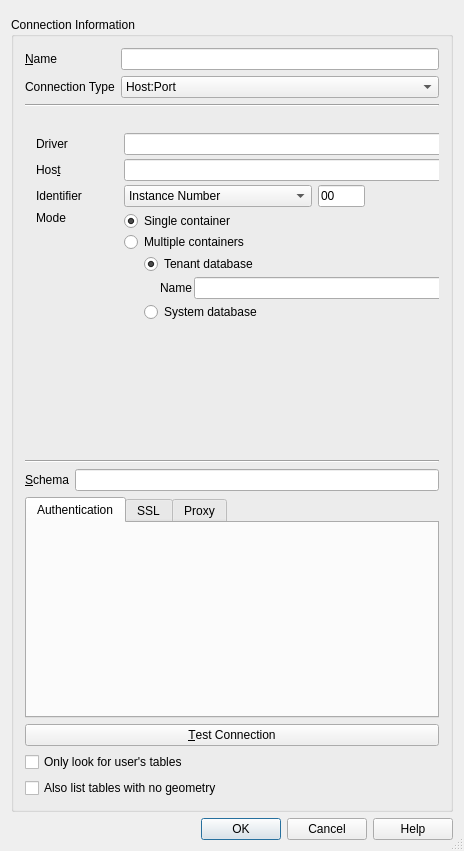
Above: src/ui/qgshananewconnectionbase.ui from qgis/QGIS before the change. Below: the same form after it.
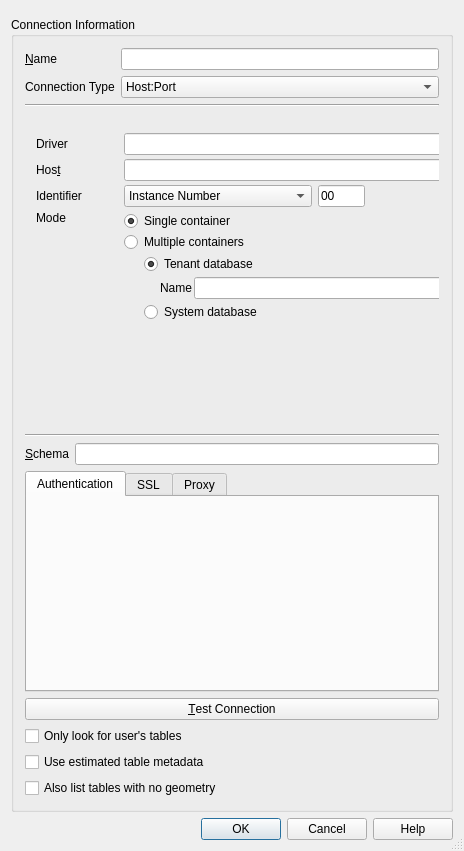
That is the form after the change. Custom widgets are drawn as their Qt base class.

Patch:
```diff
--- a/src/ui/qgshananewconnectionbase.ui
+++ b/src/ui/qgshananewconnectionbase.ui
@@ -890,6 +890,16 @@
         </property>
        </widget>
       </item>
+      <item>
+       <widget class="QCheckBox" name="chkUseEstimatedMetadata">
+        <property name="toolTip">
+         <string>&lt;html&gt;&lt;head/&gt;&lt;body&gt;&lt;p&gt;If checked, estimated table metadata will be used if available. For large tables, this avoids a slow table scans and potentially expensive computations, but may result in incorrect layer properties such as layer extent.&lt;/p&gt;&lt;/body&gt;&lt;/html&gt;</string>
+        </property>
+        <property name="text">
+         <string>Use estimated table metadata</string>
+        </property>
+       </widget>
+      </item>
       <item>
        <widget class="QCheckBox" name="chkAllowGeometrylessTables">
         <property name="text">
```
Left out of the diff: 10 changed lines with no effect on the pictures.
